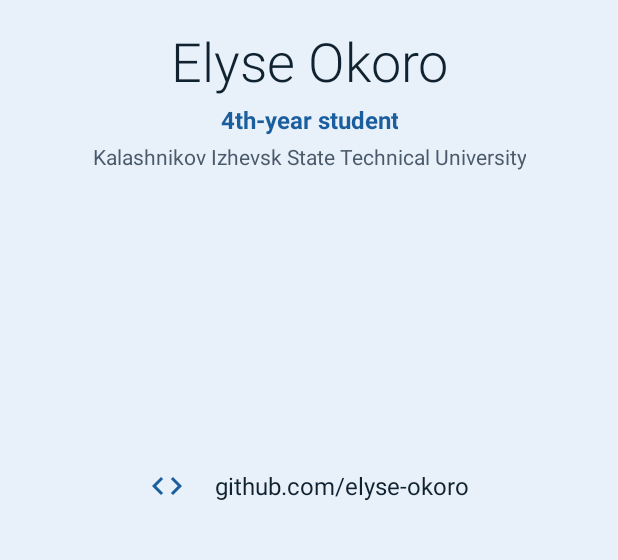
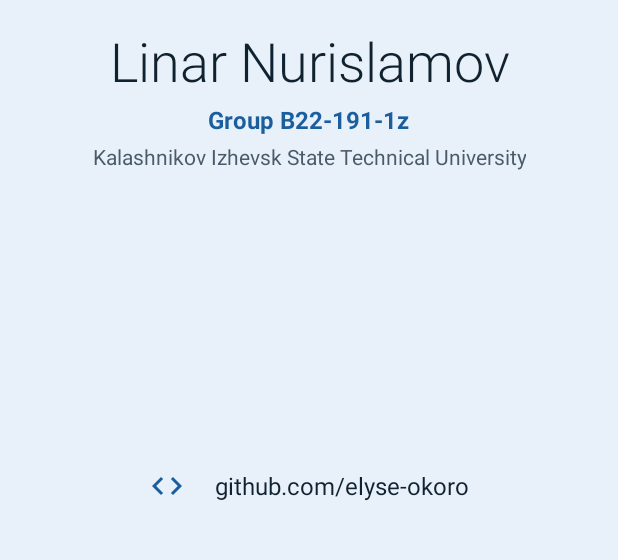
Before and after one commit to elyse-okoro/Lab1Mobile, an Android app: the screen it shows after launch (MainActivity), on a phone screen of 412 x 824 dp, the part 447-1007 px from its top. Run offline under Robolectric (Android 15) with nearby library versions, the phone set to English and light mode, and no system bars.

Commit message:
fix: имя, фамилия и группа на визитке
Вместо временных данных на визитке имя и фамилия студента и номер группы. Строку с курсом заменила группа, поэтому ресурс и id student_course переименованы в student_group. Тексты обновлены в values, values-en и values-ru.

Дефисы в номере группы Lint принимает за числовой диапазон и предлагает тире, поэтому у строки стоит tools:ignore="TypographyDashes".

```diff
--- a/app/src/main/res/layout/view_profile.xml
+++ b/app/src/main/res/layout/view_profile.xml
@@ -29,12 +29,12 @@
         android:textSize="@dimen/name_text_size" />
 
     <TextView
-        android:id="@+id/student_course"
+        android:id="@+id/student_group"
         android:layout_width="wrap_content"
         android:layout_height="wrap_content"
         android:layout_marginTop="@dimen/line_spacing"
         android:gravity="center"
-        android:text="@string/student_course"
+        android:text="@string/student_group"
         android:textColor="@color/accent"
         android:textSize="@dimen/title_text_size"
         android:textStyle="bold" />
--- a/app/src/main/res/values/strings.xml
+++ b/app/src/main/res/values/strings.xml
@@ -1,7 +1,7 @@
-<resources>
+<resources xmlns:tools="http://schemas.android.com/tools">
     <string name="app_name">Business Card</string>
-    <string name="full_name">Elyse Okoro</string>
-    <string name="student_course">4th-year student</string>
+    <string name="full_name">Linar Nurislamov</string>
+    <string name="student_group" tools:ignore="TypographyDashes">Group B22-191-1z</string>
     <string name="university">Kalashnikov Izhevsk State Technical University</string>
     <string name="avatar_description">Android logo</string>
 
```
Also changed, not shown: 2 other files.
